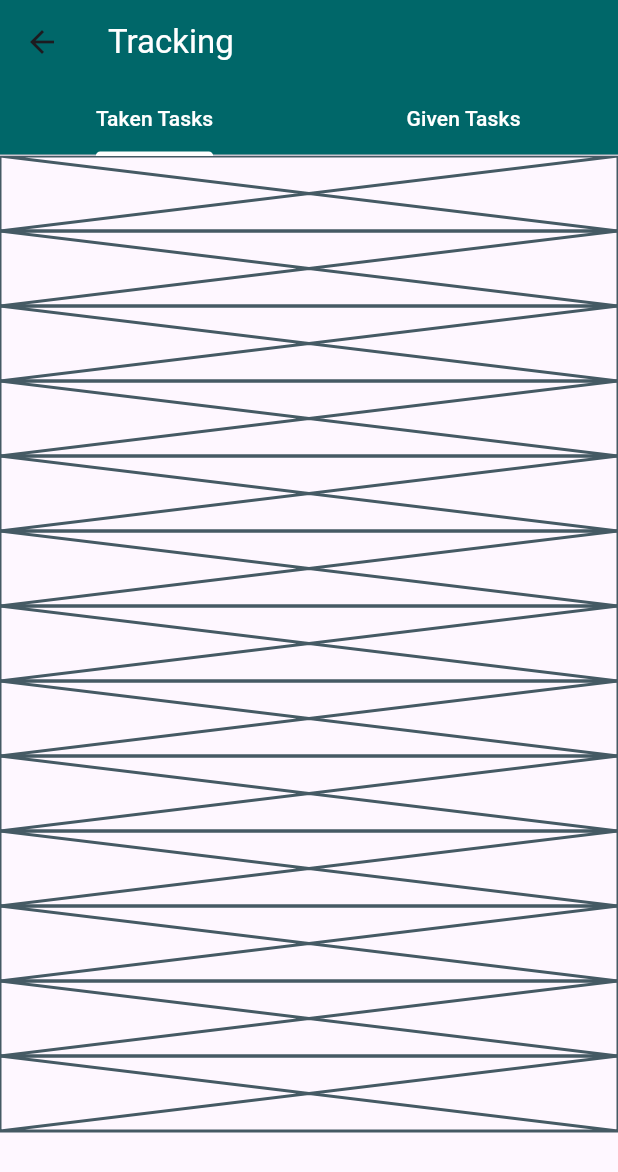
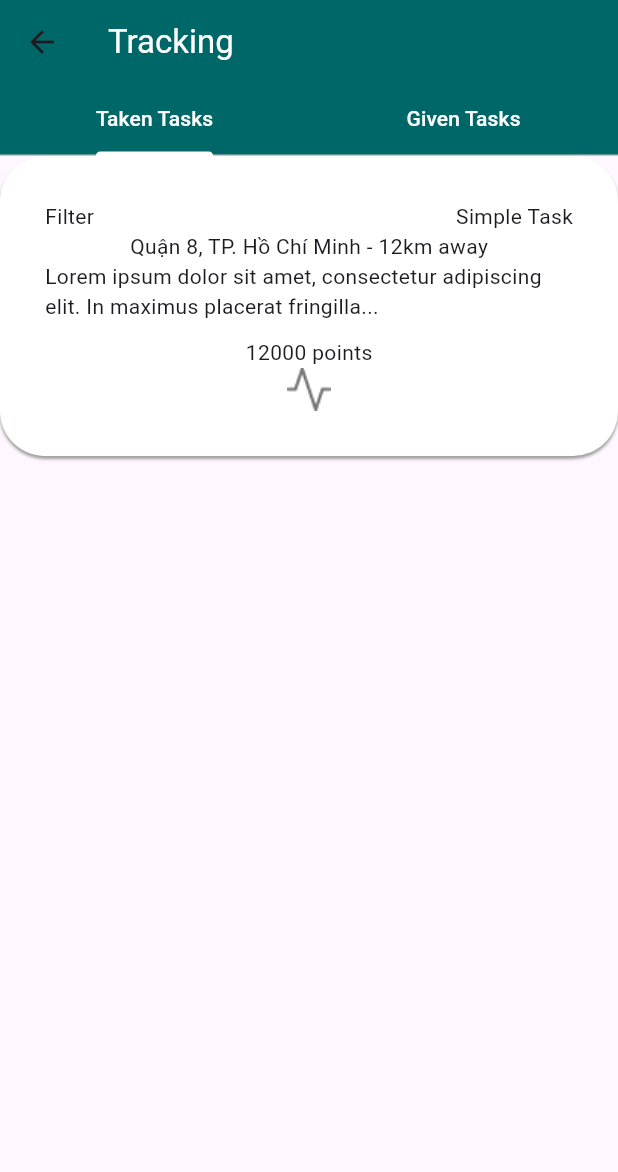
Before and after one commit to 4ursmile/keeper, a Flutter app: the TaskScreen screen opened directly, on a phone screen of 412 x 824 dp. Shown: the top 1172 px of the screen. Run offline on Flutter 3.47's test engine with Material 3 defaults, Android fonts, the phone set to English and light mode, and no system bars; our stand-ins replace animate_do, animated_bottom_navigation_bar, camera, flutter_dotenv, google_maps_flutter, image_picker and 3 more; missing offline and left inert: aws_common, aws_signature_v4, custom_info_window, flutter_polyline_points, iconic; accounts and stored records are empty.

Commit message:
coded UI stuffs

```diff
--- a/app/lib/screens/main_screen/sub_screens/simple_task.dart
+++ b/app/lib/screens/main_screen/sub_screens/simple_task.dart
@@ -15,8 +15,8 @@ import 'package:flutter_dotenv/flutter_dotenv.dart';
 
 
 // For S3 bucket
-String ACCESS_KEY = dotenv.env['AWS_ACCESS_KEY_ID']!;
-String ACCESS_SECRET = dotenv.env['AWS_SECRET_ACCESS_KEY']!;
+String ACCESS_KEY = dotenv.env["AWS_ACCESS_KEY_ID"]!;
+String ACCESS_SECRET = dotenv.env["AWS_SECRET_ACCESS_KEY"]!;
 const String region = 'ap-southeast-1';
 const String bucketName = 'keeper-storage';
 const String folderName = 'img';
--- a/app/lib/screens/tab_screens.dart
+++ b/app/lib/screens/tab_screens.dart
@@ -12,6 +12,7 @@ import 'package:flutter_application_1/screens/tracking_screen/task_screen.dart';
 import '../navigation/nav_bar.dart';
 import '../navigation/tab_page.dart';
 import 'main_screen/main_screen.dart';
+import 'newfeed_screen/newfeed_screen.dart';
 
 class TabScreens extends StatefulWidget {
   const TabScreens({super.key});
@@ -37,7 +38,7 @@ class _TabScreensState extends State<TabScreens> {
         navKey: homeNavKey,
       ),
       NavModel(
-        page: MapScreen(),
+        page: NewFeedScreen(),
         navKey: searchNavKey,
       ),
       NavModel(
--- a/app/lib/screens/tracking_screen/task_screen.dart
+++ b/app/lib/screens/tracking_screen/task_screen.dart
@@ -8,6 +8,20 @@ class TaskScreen extends StatefulWidget {
 }
 
 class _TaskScreenState extends State<TaskScreen> {
+  // Replace this with your actual data
+  List<Map<String, dynamic>> _data = [
+    {
+      "title": "Simple Task",
+      "location": "Quận 8, TP. Hồ Chí Minh - 12km away",
+      "description":
+      "Lorem ipsum dolor sit amet, consectetur adipiscing elit. In maximus placerat fringilla...",
+      "points": 12000,
+      // Add an image path here (e.g., "assets/images/girl.png")
+      "imagePath": "assets/icons/images/background.png",
+    },
+    // Add more data maps here
+  ];
+
   @override
   Widget build(BuildContext context) {
     return DefaultTabController(
@@ -36,29 +50,57 @@ class _TaskScreenState extends State<TaskScreen> {
             body: TabBarView(
               children: <Widget>[
                 Container(
-                  child: ListView(
-                    children: [
-                      Placeholder(fallbackHeight: 50),
-                      Placeholder(fallbackHeight: 50),
-                      Placeholder(fallbackHeight: 50),
-                      Placeholder(fallbackHeight: 50),
-                      Placeholder(fallbackHeight: 50),
-                      Placeholder(fallbackHeight: 50),
-                      Placeholder(fallbackHeight: 50),
-                      Placeholder(fallbackHeight: 50),
-                      Placeholder(fallbackHeight: 50),
-                      Placeholder(fallbackHeight: 50),
-                      Placeholder(fallbackHeight: 50),
-                      Placeholder(fallbackHeight: 50),
-                      Placeholder(fallbackHeight: 50),
-                    ]
-                  )
+                  height: 300,
+                  width: 150,
+                  child: ListView.builder(
+                    itemCount: _data.length,
+                    itemBuilder: (context, index) {
+                      return _buildListItem(_data[index]);
+                    },
+                  ),
                 ),
-                Icon(Icons.directions_transit, size: 350),
+                Icon(Icons.directions_transit, size: 100),
               ],
             ),
           )),
     );
 
   }
+
+  Widget _buildListItem(Map<String, dynamic> item) {
+    return Container(
+      padding: EdgeInsets.all(30),
+      height: 200,
+      width: 150,
+      decoration: BoxDecoration(
+        color: Colors.white,
+        borderRadius: BorderRadius.circular(30.0),
+        boxShadow: const [
+          BoxShadow(
+            color: Colors.grey,
+            blurRadius: 1.0,
+            // spreadRadius: 0.001,
+            offset: Offset(0, 2),
+          ),
+        ],
+      ),
+      child: Column(
+        children: [
+          Row(
+            children: [
+              Text('Filter'), // Add a label for filter icon
+              // Add your filter icon here
+              Spacer(),
+              Text(item['title']),
+            ],
+          ),
+          Text(item['location']),
+          Text(item['description']),
+          Spacer(),
+          Text('${item['points']} points'),
+          Image.asset("assets/icons/activity.png"),
+        ],
+      ),
+    );
+  }
 }
--- a/app/pubspec.yaml
+++ b/app/pubspec.yaml
@@ -58,6 +58,9 @@ dependencies:
   crypto: ^3.0.3
   http: ^1.2.1
   flutter_dotenv: ^5.1.0
+  iconic: ^0.1.0
+  typicons_flutter: ^0.5.0
+  scale_button: ^2.1.2
 
 
 
@@ -87,6 +90,7 @@ flutter:
   assets:
     - assets/icons/
     - assets/
+    - assets/icons/images
     - .env
   #   - images/a_dot_ham.jpeg
 
```
Also changed, not shown: app/lib/screens/map_screen/map_screen.dart (+94 -3 lines), app/lib/screens/newfeed_screen/newfeed_screen.dart (added, +141 -0 lines).
